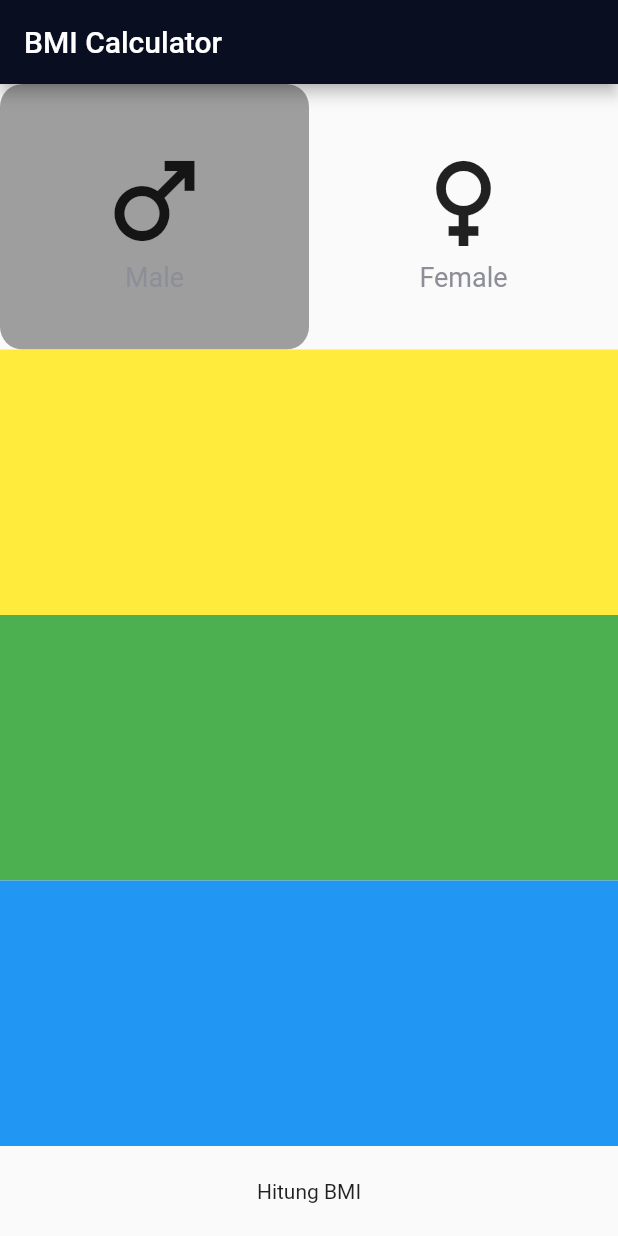
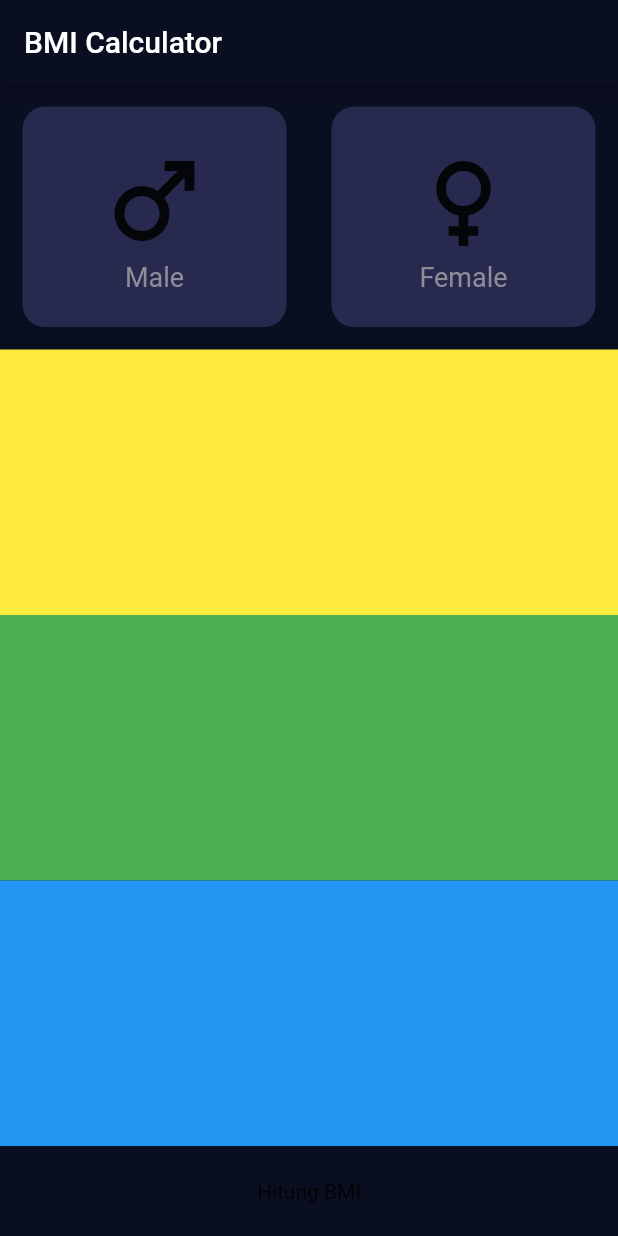
Before and after one commit to ulfacode/bmi, a Flutter app: the screen it shows after launch, on a phone screen of 412 x 824 dp. Run offline on Flutter 3.47's test engine with Material 2 defaults, Android fonts, the phone set to English and light mode, and no system bars.

Commit message:
6. BMI - Penyesuaian Card Gender dengan Design

```diff
--- a/lib/bmi_data_screen.dart
+++ b/lib/bmi_data_screen.dart
@@ -12,6 +12,7 @@ class _BmiDataScreenState extends State<BmiDataScreen> {
   @override
   Widget build(BuildContext context) {
     return Scaffold(
+      backgroundColor: Color(0xff0a0e21),
       appBar: AppBar(
         title: Text("BMI Calculator"),
       ),
@@ -24,8 +25,10 @@ class _BmiDataScreenState extends State<BmiDataScreen> {
                   Expanded(
                     child: Container(
                       decoration: BoxDecoration(
-                          color: Colors.grey,
-                          borderRadius: BorderRadius.circular(15)),
+                        color: Color(0xff272a4E),
+                        borderRadius: BorderRadius.circular(15),
+                      ),
+                      margin: EdgeInsets.all(15),
                       child: Column(
                         mainAxisAlignment: MainAxisAlignment.center,
                         children: const [
@@ -45,6 +48,12 @@ class _BmiDataScreenState extends State<BmiDataScreen> {
                     ),
                   ),
                   Expanded(
+                    child: Container(
+                      decoration: BoxDecoration(
+                        color: Color(0xff272a4E),
+                        borderRadius: BorderRadius.circular(15),
+                      ),
+                      margin: EdgeInsets.all(15),
                       child: Column(
                         mainAxisAlignment: MainAxisAlignment.center,
                         children: const [
@@ -60,6 +69,7 @@ class _BmiDataScreenState extends State<BmiDataScreen> {
                             ),
                           ),
                         ],
+                      ),
                     ),
                   ),
                 ],
```
Lines whose indentation alone changed are shown as unchanged.
